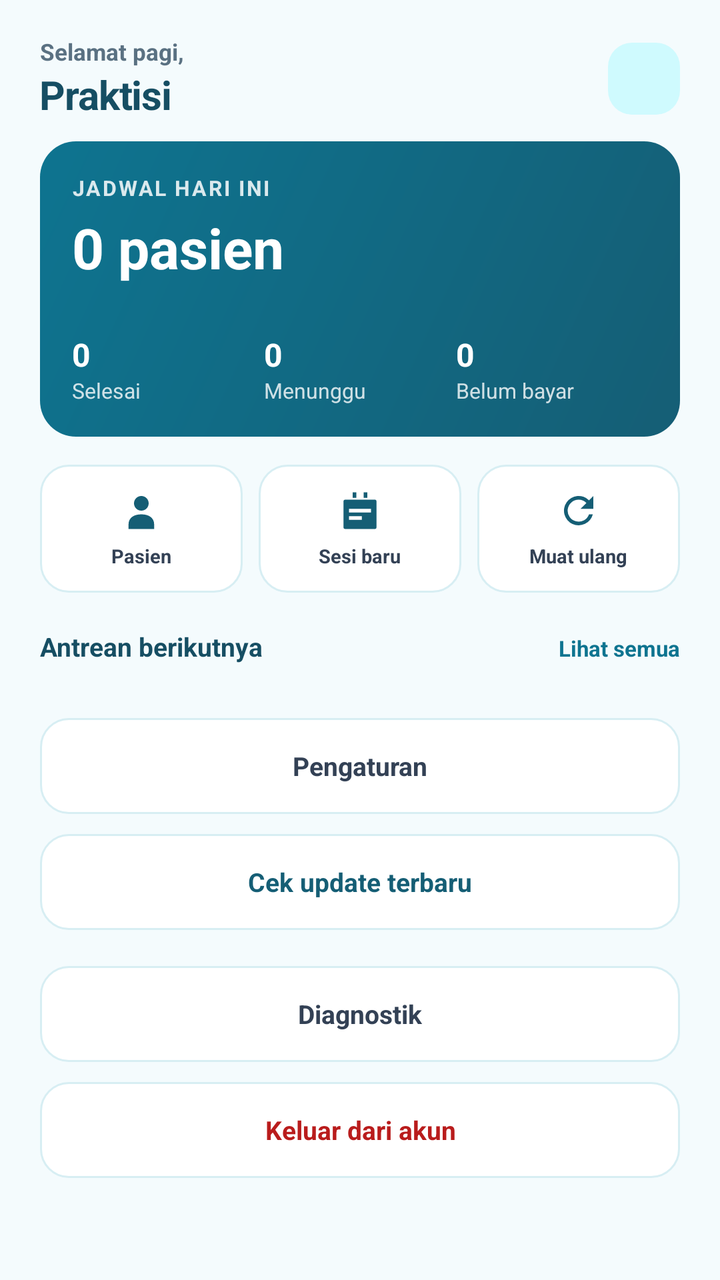
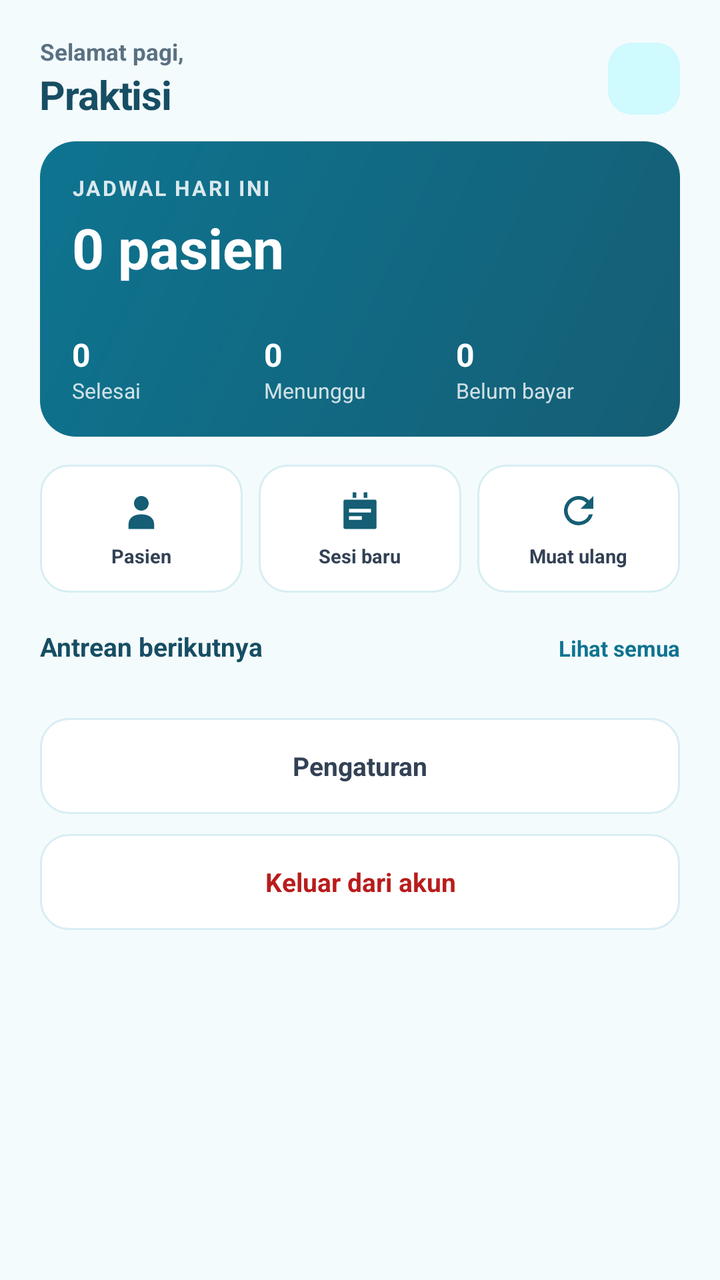

The first picture is an Android layout as it rendered before a commit; the second is the same layout after the commit. The layout source and the unified diff follow.
<!-- AndroidManifest.xml: application theme Theme.AcuMedis -->
<!-- res/layout/activity_main.xml -->
<?xml version="1.0" encoding="utf-8"?>
<LinearLayout xmlns:android="http://schemas.android.com/apk/res/android"
    android:layout_width="match_parent"
    android:layout_height="match_parent"
    android:background="@color/bg"
    android:orientation="vertical">

    <LinearLayout
        android:layout_width="match_parent"
        android:layout_height="wrap_content"
        android:gravity="center_vertical"
        android:orientation="horizontal"
        android:paddingStart="20dp"
        android:paddingEnd="20dp"
        android:paddingTop="18dp"
        android:paddingBottom="10dp">

        <LinearLayout
            android:layout_width="0dp"
            android:layout_height="wrap_content"
            android:layout_weight="1"
            android:orientation="vertical">

            <TextView
                android:layout_width="wrap_content"
                android:layout_height="wrap_content"
                android:text="Selamat pagi,"
                android:textColor="@color/muted"
                android:textSize="11.5sp"
                android:textStyle="bold" />

            <TextView
                android:id="@+id/userName"
                android:layout_width="wrap_content"
                android:layout_height="wrap_content"
                android:text="Praktisi"
                android:textColor="@color/fg"
                android:textSize="20sp"
                android:textStyle="bold"
                android:letterSpacing="-0.02" />
        </LinearLayout>

        <TextView
            android:id="@+id/avatar"
            android:layout_width="36dp"
            android:layout_height="36dp"
            android:background="@drawable/bg_avatar"
            android:gravity="center"
            android:textColor="@color/primary_deep"
            android:textSize="13sp"
            android:textStyle="bold" />
    </LinearLayout>

    <ScrollView
        android:layout_width="match_parent"
        android:layout_height="0dp"
        android:layout_weight="1"
        android:fillViewport="true"
        android:scrollbars="none">

        <LinearLayout
            android:layout_width="match_parent"
            android:layout_height="wrap_content"
            android:orientation="vertical"
            android:paddingStart="20dp"
            android:paddingEnd="20dp"
            android:paddingBottom="24dp">

            <LinearLayout
                android:layout_width="match_parent"
                android:layout_height="wrap_content"
                android:background="@drawable/bg_hero"
                android:orientation="vertical"
                android:padding="16dp">

                <TextView
                    android:layout_width="wrap_content"
                    android:layout_height="wrap_content"
                    android:alpha="0.85"
                    android:letterSpacing="0.08"
                    android:text="JADWAL HARI INI"
                    android:textColor="#FFFFFF"
                    android:textSize="10.5sp"
                    android:textStyle="bold" />

                <TextView
                    android:id="@+id/todayTotal"
                    android:layout_width="wrap_content"
                    android:layout_height="wrap_content"
                    android:layout_marginTop="4dp"
                    android:text="0 pasien"
                    android:textColor="#FFFFFF"
                    android:textSize="28sp"
                    android:textStyle="bold" />

                <LinearLayout
                    android:layout_width="match_parent"
                    android:layout_height="wrap_content"
                    android:layout_marginTop="12dp"
                    android:orientation="horizontal"
                    android:paddingTop="12dp">

                    <LinearLayout
                        android:layout_width="0dp"
                        android:layout_height="wrap_content"
                        android:layout_weight="1"
                        android:orientation="vertical">

                        <TextView
                            android:id="@+id/statDone"
                            android:layout_width="wrap_content"
                            android:layout_height="wrap_content"
                            android:text="0"
                            android:textColor="#FFFFFF"
                            android:textSize="16sp"
                            android:textStyle="bold" />

                        <TextView
                            android:layout_width="wrap_content"
                            android:layout_height="wrap_content"
                            android:alpha="0.8"
                            android:text="Selesai"
                            android:textColor="#FFFFFF"
                            android:textSize="10.5sp" />
                    </LinearLayout>

                    <LinearLayout
                        android:layout_width="0dp"
                        android:layout_height="wrap_content"
                        android:layout_weight="1"
                        android:orientation="vertical">

                        <TextView
                            android:id="@+id/statWaiting"
                            android:layout_width="wrap_content"
                            android:layout_height="wrap_content"
                            android:text="0"
                            android:textColor="#FFFFFF"
                            android:textSize="16sp"
                            android:textStyle="bold" />

                        <TextView
                            android:layout_width="wrap_content"
                            android:layout_height="wrap_content"
                            android:alpha="0.8"
                            android:text="Menunggu"
                            android:textColor="#FFFFFF"
                            android:textSize="10.5sp" />
                    </LinearLayout>

                    <LinearLayout
                        android:layout_width="0dp"
                        android:layout_height="wrap_content"
                        android:layout_weight="1"
                        android:orientation="vertical">

                        <TextView
                            android:id="@+id/statUnpaid"
                            android:layout_width="wrap_content"
                            android:layout_height="wrap_content"
                            android:text="0"
                            android:textColor="#FFFFFF"
                            android:textSize="16sp"
                            android:textStyle="bold" />

                        <TextView
                            android:layout_width="wrap_content"
                            android:layout_height="wrap_content"
                            android:alpha="0.8"
                            android:text="Belum bayar"
                            android:textColor="#FFFFFF"
                            android:textSize="10.5sp" />
                    </LinearLayout>
                </LinearLayout>
            </LinearLayout>

            <LinearLayout
                android:layout_width="match_parent"
                android:layout_height="wrap_content"
                android:layout_marginTop="14dp"
                android:orientation="horizontal">

                <LinearLayout
                    android:id="@+id/qPatients"
                    android:layout_width="0dp"
                    android:layout_height="wrap_content"
                    android:layout_weight="1"
                    android:background="@drawable/bg_card"
                    android:clickable="true"
                    android:focusable="true"
                    android:gravity="center"
                    android:orientation="vertical"
                    android:paddingTop="12dp"
                    android:paddingBottom="12dp">

                    <ImageView
                        android:layout_width="22dp"
                        android:layout_height="22dp"
                        android:contentDescription="@null"
                        android:src="@drawable/ic_patients" />

                    <TextView
                        android:layout_width="wrap_content"
                        android:layout_height="wrap_content"
                        android:layout_marginTop="5dp"
                        android:text="Pasien"
                        android:textColor="@color/fg2"
                        android:textSize="9.5sp"
                        android:textStyle="bold" />
                </LinearLayout>

                <Space android:layout_width="8dp" android:layout_height="1dp" />

                <LinearLayout
                    android:id="@+id/qSession"
                    android:layout_width="0dp"
                    android:layout_height="wrap_content"
                    android:layout_weight="1"
                    android:background="@drawable/bg_card"
                    android:clickable="true"
                    android:focusable="true"
                    android:gravity="center"
                    android:orientation="vertical"
                    android:paddingTop="12dp"
                    android:paddingBottom="12dp">

                    <ImageView
                        android:layout_width="22dp"
                        android:layout_height="22dp"
                        android:contentDescription="@null"
                        android:src="@drawable/ic_session" />

                    <TextView
                        android:layout_width="wrap_content"
                        android:layout_height="wrap_content"
                        android:layout_marginTop="5dp"
                        android:text="Sesi baru"
                        android:textColor="@color/fg2"
                        android:textSize="9.5sp"
                        android:textStyle="bold" />
                </LinearLayout>

                <Space android:layout_width="8dp" android:layout_height="1dp" />

                <LinearLayout
                    android:id="@+id/qRefresh"
                    android:layout_width="0dp"
                    android:layout_height="wrap_content"
                    android:layout_weight="1"
                    android:background="@drawable/bg_card"
                    android:clickable="true"
                    android:focusable="true"
                    android:gravity="center"
                    android:orientation="vertical"
                    android:paddingTop="12dp"
                    android:paddingBottom="12dp">

                    <ImageView
                        android:layout_width="22dp"
                        android:layout_height="22dp"
                        android:contentDescription="@null"
                        android:src="@drawable/ic_refresh" />

                    <TextView
                        android:layout_width="wrap_content"
                        android:layout_height="wrap_content"
                        android:layout_marginTop="5dp"
                        android:text="Muat ulang"
                        android:textColor="@color/fg2"
                        android:textSize="9.5sp"
                        android:textStyle="bold" />
                </LinearLayout>
            </LinearLayout>

            <LinearLayout
                android:layout_width="match_parent"
                android:layout_height="wrap_content"
                android:layout_marginTop="18dp"
                android:layout_marginBottom="9dp"
                android:orientation="horizontal">

                <TextView
                    android:layout_width="0dp"
                    android:layout_height="wrap_content"
                    android:layout_weight="1"
                    android:text="Antrean berikutnya"
                    android:textColor="@color/fg"
                    android:textSize="13sp"
                    android:textStyle="bold" />

                <TextView
                    android:id="@+id/seeAll"
                    android:layout_width="wrap_content"
                    android:layout_height="wrap_content"
                    android:text="Lihat semua"
                    android:textColor="@color/primary"
                    android:textSize="11sp"
                    android:textStyle="bold" />
            </LinearLayout>

            <LinearLayout
                android:id="@+id/queueList"
                android:layout_width="match_parent"
                android:layout_height="wrap_content"
                android:orientation="vertical" />

            <TextView
                android:id="@+id/empty"
                android:layout_width="match_parent"
                android:layout_height="wrap_content"
                android:layout_marginTop="20dp"
                android:gravity="center"
                android:text="Belum ada jadwal hari ini."
                android:textColor="@color/muted"
                android:textSize="12.5sp"
                android:visibility="gone" />

            <TextView
                android:id="@+id/settingsBtn"
                android:layout_width="match_parent"
                android:layout_height="48dp"
                android:layout_marginTop="18dp"
                android:background="@drawable/bg_card"
                android:clickable="true"
                android:focusable="true"
                android:gravity="center"
                android:text="Pengaturan"
                android:textColor="@color/fg2"
                android:textSize="13sp"
                android:textStyle="bold" />

            <TextView
                android:id="@+id/update"
                android:layout_width="match_parent"
                android:layout_height="48dp"
                android:layout_marginTop="10dp"
                android:background="@drawable/bg_card"
                android:clickable="true"
                android:focusable="true"
                android:gravity="center"
                android:text="Cek update terbaru"
                android:textColor="@color/primary_deep"
                android:textSize="13sp"
                android:textStyle="bold" />

            <TextView
                android:id="@+id/diag"
                android:layout_width="match_parent"
                android:layout_height="48dp"
                android:background="@drawable/bg_card"
                android:layout_marginTop="18dp"
                android:clickable="true"
                android:focusable="true"
                android:gravity="center"
                android:text="Diagnostik"
                android:textColor="@color/fg2"
                android:textSize="13sp"
                android:textStyle="bold" />

            <TextView
                android:id="@+id/logout"
                android:layout_width="match_parent"
                android:layout_height="48dp"
                android:layout_marginTop="10dp"
                android:background="@drawable/bg_card"
                android:clickable="true"
                android:focusable="true"
                android:gravity="center"
                android:text="Keluar dari akun"
                android:textColor="@color/red"
                android:textSize="13sp"
                android:textStyle="bold" />
        </LinearLayout>
    </ScrollView>
</LinearLayout>
<!-- resources referenced by this layout -->
<resources>
  <color name="bg">#FFF4FBFD</color>
  <color name="fg">#FF164E63</color>
  <color name="fg2">#FF334155</color>
  <color name="muted">#FF5A7182</color>
  <color name="primary">#FF0E7490</color>
  <color name="primary_deep">#FF155E75</color>
  <color name="red">#FFB91C1C</color>
  <!-- drawable bg_avatar (drawable) -->
  <?xml version="1.0" encoding="utf-8"?>
  <shape xmlns:android="http://schemas.android.com/apk/res/android" android:shape="rectangle">
      <solid android:color="@color/soft" />
      <corners android:radius="12dp" />
  </shape>
  <!-- drawable bg_card (drawable) -->
  <?xml version="1.0" encoding="utf-8"?>
  <shape xmlns:android="http://schemas.android.com/apk/res/android" android:shape="rectangle">
      <solid android:color="@color/card" />
      <stroke android:width="1dp" android:color="@color/border" />
      <corners android:radius="14dp" />
  </shape>
  <!-- drawable bg_hero (drawable) -->
  <?xml version="1.0" encoding="utf-8"?>
  <shape xmlns:android="http://schemas.android.com/apk/res/android" android:shape="rectangle">
      <gradient android:startColor="#FF0E7490" android:endColor="#FF155E75"
          android:angle="315" />
      <corners android:radius="18dp" />
  </shape>
  <!-- drawable ic_patients (drawable) -->
  <vector xmlns:android="http://schemas.android.com/apk/res/android"
      android:width="24dp" android:height="24dp"
      android:viewportWidth="24" android:viewportHeight="24">
      <path android:fillColor="#155E75" android:pathData="M12,12a4,4 0,1 0,-4 -4,4 4,0 0,0 4,4zM12,14c-4,0 -7,1.8 -7,5.6V22h14v-2.4c0,-3.8 -3,-5.6 -7,-5.6z" />
  </vector>
  <!-- drawable ic_refresh (drawable) -->
  <vector xmlns:android="http://schemas.android.com/apk/res/android"
      android:width="24dp" android:height="24dp"
      android:viewportWidth="24" android:viewportHeight="24">
      <path android:fillColor="#155E75" android:pathData="M17.65,6.35A8,8 0,1 0,19.73 14h-2.08A6,6 0,1 1,12 6a5.9,5.9 0,0 1,4.22 1.78L13,11h7V4z" />
  </vector>
  <!-- drawable ic_session (drawable) -->
  <vector xmlns:android="http://schemas.android.com/apk/res/android"
      android:width="24dp" android:height="24dp"
      android:viewportWidth="24" android:viewportHeight="24">
      <path android:fillColor="#155E75" android:pathData="M8,2h2v3H8zM14,2h2v3h-2zM4,6h16a1,1 0,0 1,1 1v14a1,1 0,0 1,-1 1H4a1,1 0,0 1,-1 -1V7a1,1 0,0 1,1 -1m2,5v2h12v-2zM6,15v2h7v-2z" />
  </vector>
  <style name="Theme.AcuMedis" parent="Theme.Material3.Light.NoActionBar">
          <item name="colorPrimary">@color/primary_deep</item>
          <item name="colorOnPrimary">#FFFFFFFF</item>
          <item name="colorSecondary">@color/primary</item>
          <item name="colorSurface">@color/card</item>
          <item name="colorOnSurface">@color/fg</item>
          <item name="android:colorBackground">@color/bg</item>
          <item name="android:statusBarColor">@color/bg</item>
          <item name="android:navigationBarColor">@color/card</item>
          <item name="android:windowLightStatusBar">true</item>
          <item name="android:windowLightNavigationBar" tools:targetApi="27">true</item>
      </style>
  <color name="soft">#FFCFFAFE</color>
  <color name="card">#FFFFFFFF</color>
  <color name="border">#FFD7EEF3</color>
</resources>

<!-- the commit's change to res/layout/activity_main.xml (unified diff, before → after) -->
@@ -325,34 +325,6 @@
                 android:focusable="true"
                 android:gravity="center"
                 android:text="Pengaturan"
-                android:textColor="@color/fg2"
-                android:textSize="13sp"
-                android:textStyle="bold" />
-
-            <TextView
-                android:id="@+id/update"
-                android:layout_width="match_parent"
-                android:layout_height="48dp"
-                android:layout_marginTop="10dp"
-                android:background="@drawable/bg_card"
-                android:clickable="true"
-                android:focusable="true"
-                android:gravity="center"
-                android:text="Cek update terbaru"
-                android:textColor="@color/primary_deep"
-                android:textSize="13sp"
-                android:textStyle="bold" />
-
-            <TextView
-                android:id="@+id/diag"
-                android:layout_width="match_parent"
-                android:layout_height="48dp"
-                android:background="@drawable/bg_card"
-                android:layout_marginTop="18dp"
-                android:clickable="true"
-                android:focusable="true"
-                android:gravity="center"
-                android:text="Diagnostik"
                 android:textColor="@color/fg2"
                 android:textSize="13sp"
                 android:textStyle="bold" />
